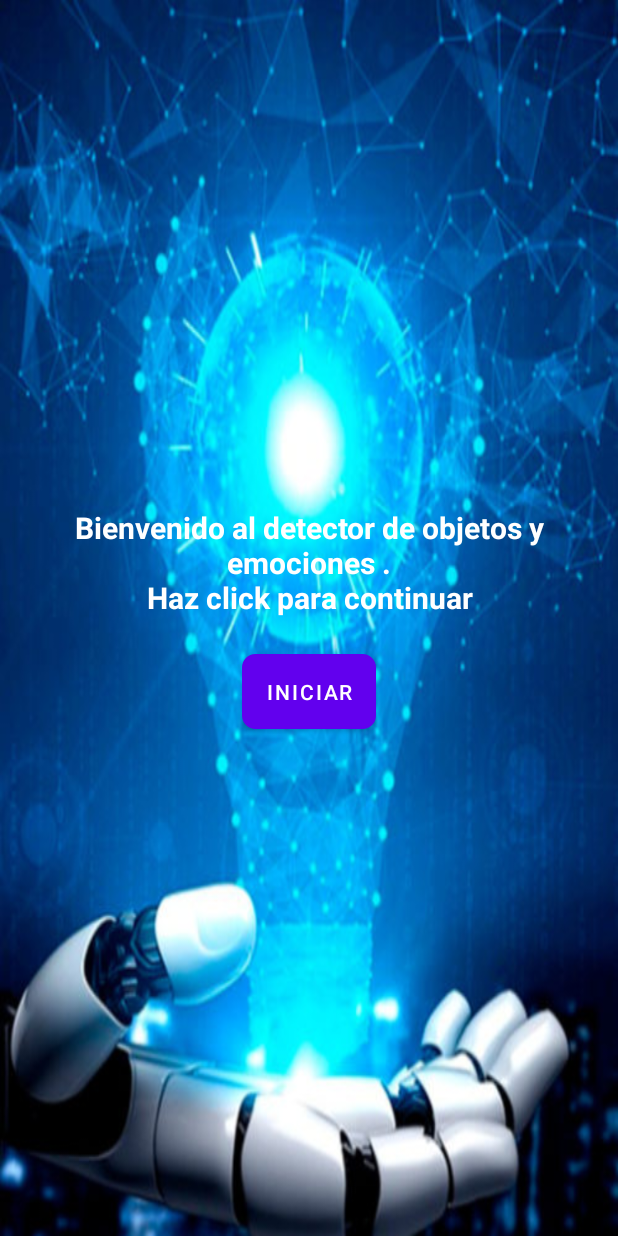
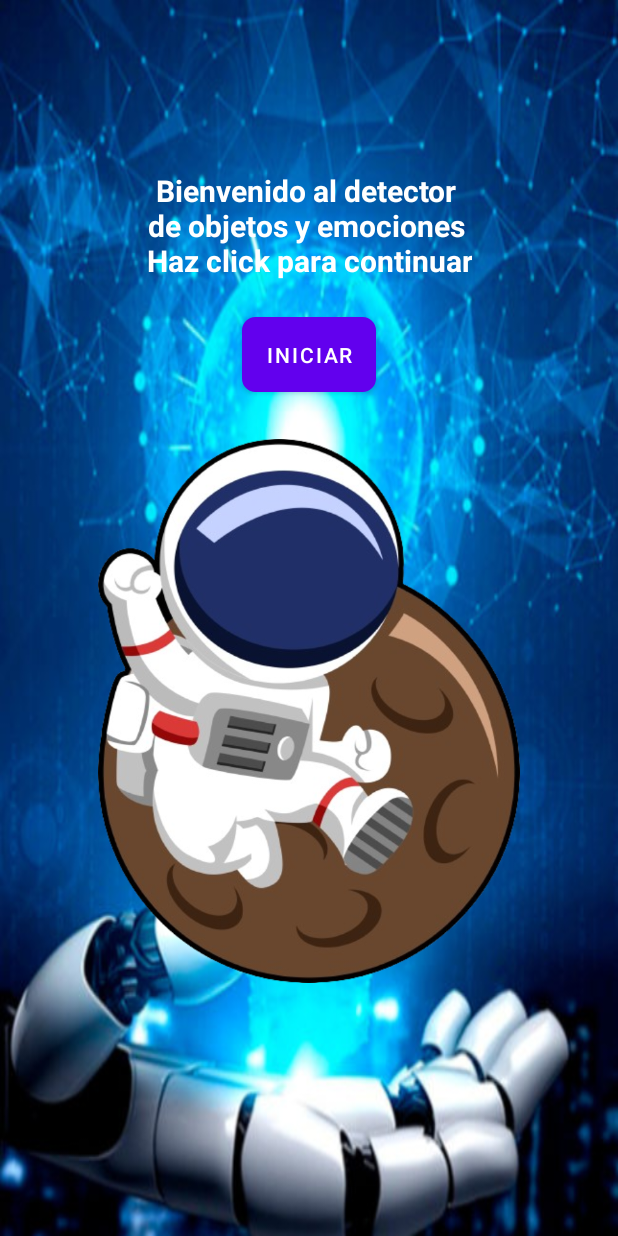
Before and after one commit to MartinGE01/detectoremocionesentregable2, an Android app: the screen it shows after launch (MainActivity), on a phone screen of 412 x 824 dp. Run offline under Robolectric (Android 15) with nearby library versions, the phone set to English and light mode, and no system bars.

Commit message:
imagenes

```diff
--- a/app/src/main/res/layout/activity_main.xml
+++ b/app/src/main/res/layout/activity_main.xml
@@ -11,7 +11,7 @@
     <TextView
         android:layout_width="wrap_content"
         android:layout_height="wrap_content"
-        android:text="Bienvenido al detector de objetos y emociones .\nHaz click para continuar"
+        android:text="Bienvenido al detector \nde objetos y emociones \nHaz click para continuar"
         android:textSize="20sp"
         android:textColor="@color/white"
         android:gravity="center"
@@ -25,5 +25,14 @@
         android:id="@+id/camera_button"
         android:text="Iniciar"
         android:background="@drawable/button_background"
-        android:layout_gravity="center"/> <!-- Centra el Button horizontal y verticalmente -->
+        android:layout_gravity="center"/>
+    <!-- Centra el Button horizontal y verticalmente -->
+
+
+    <ImageView
+        android:layout_width="281dp"
+        android:layout_height="425dp"
+        android:layout_gravity="center"
+        android:layout_marginBottom="24dp"
+        android:src="@drawable/ima" />
 </LinearLayout>
```
Also changed, not shown: app/src/main/res/drawable/astr.jpg (added), app/src/main/res/drawable/ima.png (added), 1 other file.
